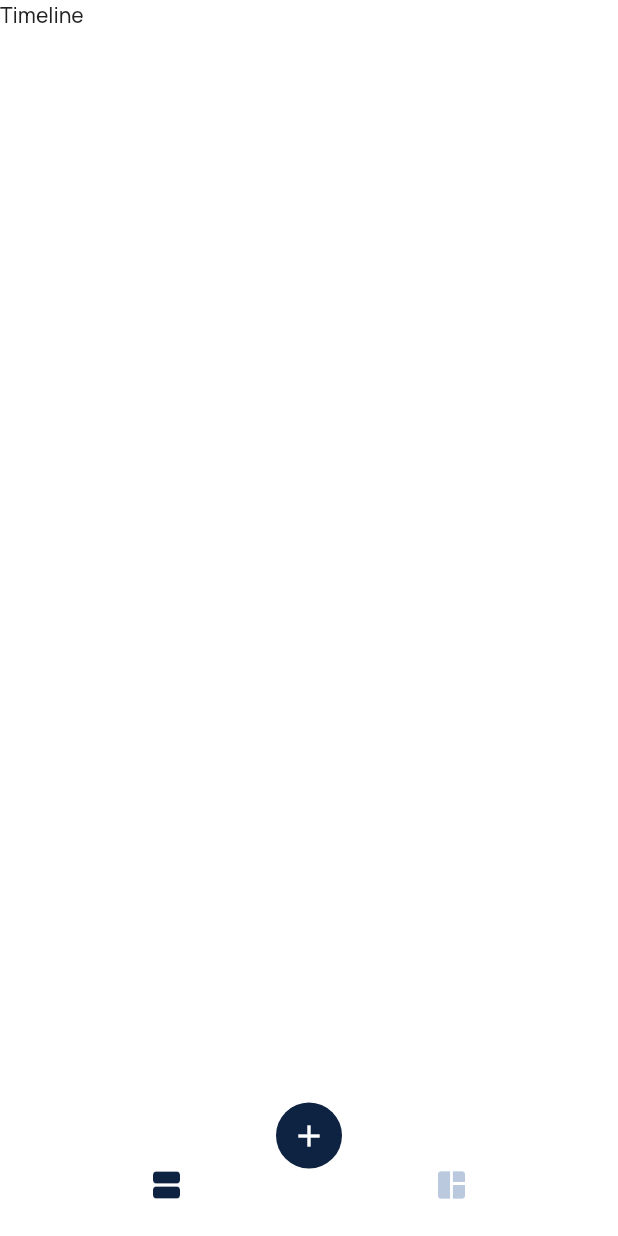
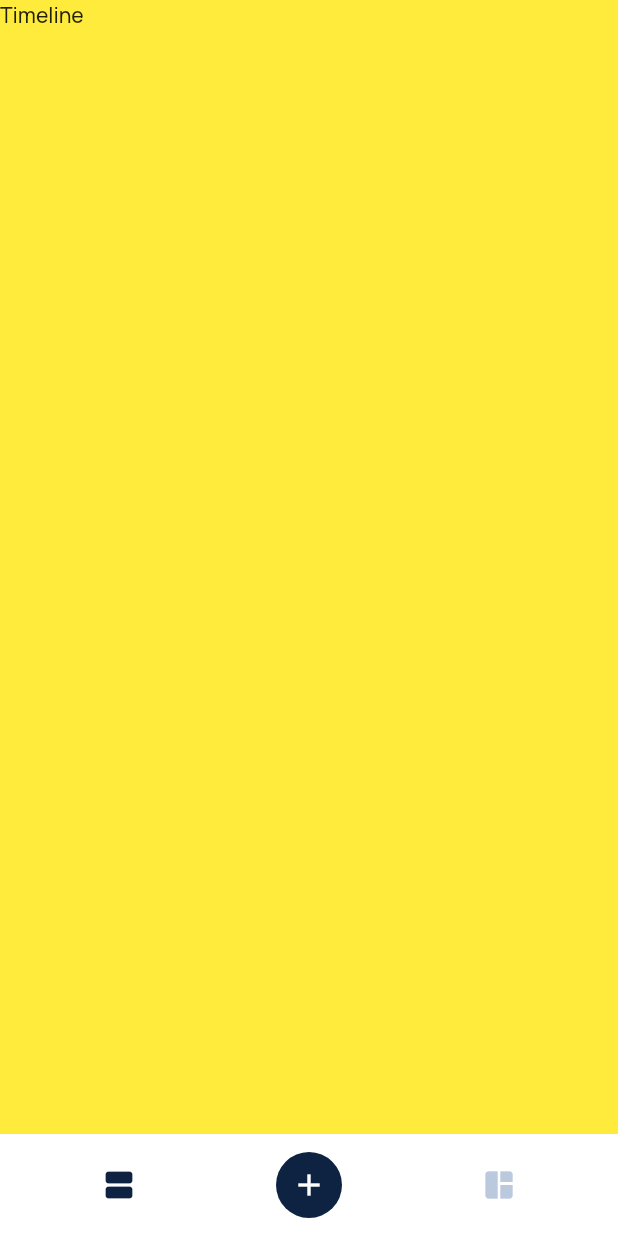
Before and after one commit to ChromiumIV/aholic, a Flutter app: the screen it shows after launch, on a phone screen of 412 x 824 dp. Run offline on Flutter 3.47's test engine with Material 2 defaults, Android fonts, the phone set to English and light mode, and no system bars; our stand-ins replace auto_route, easy_localization, expandable_page_view, hooks_riverpod, jiffy, yaml; missing offline and left inert: circular_widgets.

Commit message:
feat: add bottom navigation bar

```diff
--- a/lib/presentation/pages/main_page.dart
+++ b/lib/presentation/pages/main_page.dart
@@ -28,12 +28,15 @@ class _MainPageState extends ConsumerState<MainPage> {
             children: [],
           ),
           Expanded(
+            child: Container(
+              color: Colors.yellow,
               child: IndexedStack(
                 index: _index,
                 children: const [
                   TimelinePageFragment(),
                   SpacePageFragment(),
                 ],
+              ),
             ),
           ),
           AhlBottomNavigationBar(
--- a/lib/widgets/ahl_bottom_navigation_bar.dart
+++ b/lib/widgets/ahl_bottom_navigation_bar.dart
@@ -46,9 +46,15 @@ class _AhlBottomNavigationBarState extends State<AhlBottomNavigationBar> {
       );
     });
 
-    return Stack(
-      children: [
-        Container(
+    iconButtons.insert(
+      (iconButtons.length - 1 / 2).floor(),
+      AhlIconButton(
+        icon: Icons.add,
+        onTap: widget.onFabPressed,
+      ),
+    );
+
+    return Container(
       color: Colors.white,
       child: Padding(
         padding: const EdgeInsets.symmetric(vertical: 12, horizontal: 16),
@@ -58,22 +64,6 @@ class _AhlBottomNavigationBarState extends State<AhlBottomNavigationBar> {
           children: iconButtons,
         ),
       ),
-        ),
-        Align(
-          alignment: Alignment.topCenter,
-          child: Stack(
-            children: [
-              Transform.translate(
-                offset: Offset(0, -21),
-                child: AhlIconButton(
-                  icon: Icons.add,
-                  onTap: widget.onFabPressed,
-                ),
-              ),
-            ],
-          ),
-        )
-      ],
     );
   }
 }
```
Also changed, not shown: lib/domain/entities/item.dart (added, +11 -0 lines). Lines whose indentation alone changed are shown as unchanged.
